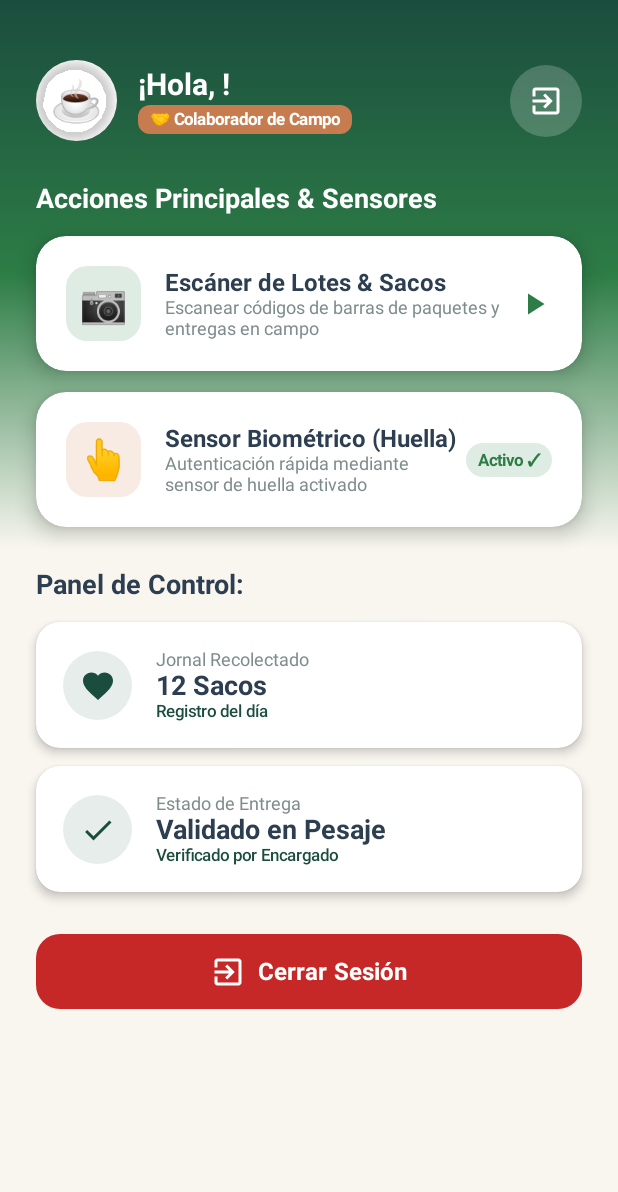
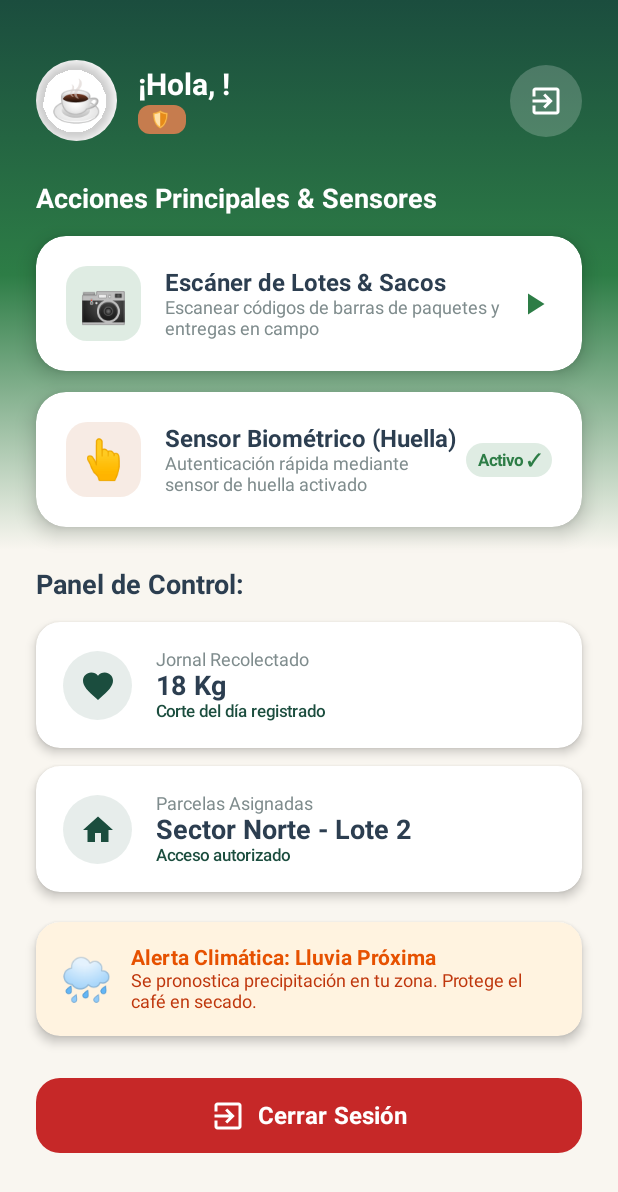
Before and after one commit to Juangg32/AgroCafe, an Android app built with Jetpack Compose: the composable DashboardScreen called with empty values, on a phone screen of 412 x 824 dp. Shown: the top 1192 px of the screen. Run offline under Robolectric (Android 15) with nearby library versions, the phone set to English and light mode, and no system bars.

Commit message:
feat(stage-5): actualizar roles y alertas climaticas en dashboard movil

```diff
--- a/frontend/LoginFrontend/shared/src/commonMain/kotlin/org/example/project/DashboardScreen.kt
+++ b/frontend/LoginFrontend/shared/src/commonMain/kotlin/org/example/project/DashboardScreen.kt
@@ -41,10 +41,9 @@ fun DashboardScreen(
     onLogout: () -> Unit
 ) {
     val roleBadge = when (role) {
-        "Propietario" -> "👑 Propietario de Finca"
-        "Administrador" -> "🛡️ Administrador General"
-        "Encargado de Lote" -> "🚜 Encargado de Lote"
-        else -> "🤝 Colaborador de Campo"
+        "Propietario", "Productor" -> "☕ Productor de Café"
+        "Recolector de campo", "Colaborador" -> "🌿 Recolector de Campo"
+        else -> "🛡️ $role"
     }
 
     Box(
@@ -246,27 +245,49 @@ fun DashboardScreen(
 
             Spacer(modifier = Modifier.height(14.dp))
 
-            // Role Metrics Grid
+            // Role Metrics Grid (Productor / Recolector de Campo)
             when (role) {
-                "Propietario" -> {
-                    MetricCard("Quintales Cosechados", "1,240 QQ", "Finca Ofelia - Producción 2026", Icons.Default.Star)
+                "Propietario", "Productor" -> {
+                    MetricCard("Mis Parcelas", "3 Parcelas Finca El Mirador", "Variedad Caturra y Typica", Icons.Default.Place)
                     Spacer(modifier = Modifier.height(12.dp))
-                    MetricCard("Lotes Activos", "8 Lotes", "Caturra, Castillo & Geisha", Icons.Default.Home)
-                }
-                "Administrador" -> {
-                    MetricCard("Personal en Campo", "18 Colaboradores", "Asistencia registrada hoy", Icons.Default.Person)
-                    Spacer(modifier = Modifier.height(12.dp))
-                    MetricCard("Sacos en Bodega", "340 Sacos (48kg)", "Listo para exportación", Icons.Default.ShoppingCart)
-                }
-                "Encargado de Lote" -> {
-                    MetricCard("Lote Asignado", "Lote 4 - El Roble", "Fase de Recolección", Icons.Default.Place)
-                    Spacer(modifier = Modifier.height(12.dp))
-                    MetricCard("Calidad de Grano", "98.5% Aprobado", "Muestra de laboratorio", Icons.Default.CheckCircle)
+                    MetricCard("Estado de Micro-lotes", "2 Lotes en Secado", "Trazabilidad activa", Icons.Default.CheckCircle)
                 }
                 else -> {
-                    MetricCard("Jornal Recolectado", "12 Sacos", "Registro del día", Icons.Default.Favorite)
+                    MetricCard("Jornal Recolectado", "18 Kg", "Corte del día registrado", Icons.Default.Favorite)
                     Spacer(modifier = Modifier.height(12.dp))
-                    MetricCard("Estado de Entrega", "Validado en Pesaje", "Verificado por Encargado", Icons.Default.Done)
+                    MetricCard("Parcelas Asignadas", "Sector Norte - Lote 2", "Acceso autorizado", Icons.Default.Home)
+                }
+            }
+
+            Spacer(modifier = Modifier.height(20.dp))
+
+            // Weather Alert Banner (RN-M-08)
+            Card(
+                modifier = Modifier
+                    .fillMaxWidth()
+                    .shadow(4.dp, RoundedCornerShape(16.dp)),
+                shape = RoundedCornerShape(16.dp),
+                colors = CardDefaults.cardColors(containerColor = Color(0xFFFFF3E0))
+            ) {
+                Row(
+                    modifier = Modifier.padding(16.dp),
+                    verticalAlignment = Alignment.CenterVertically
+                ) {
+                    Text(text = "🌧️", fontSize = 28.sp)
+                    Spacer(modifier = Modifier.width(12.dp))
+                    Column {
+                        Text(
+                            text = "Alerta Climática: Lluvia Próxima",
+                            fontWeight = FontWeight.Bold,
+                            fontSize = 14.sp,
+                            color = Color(0xFFE65100)
+                        )
+                        Text(
+                            text = "Se pronostica precipitación en tu zona. Protege el café en secado.",
+                            fontSize = 12.sp,
+                            color = Color(0xFFBF360C)
+                        )
+                    }
                 }
             }
 
```
